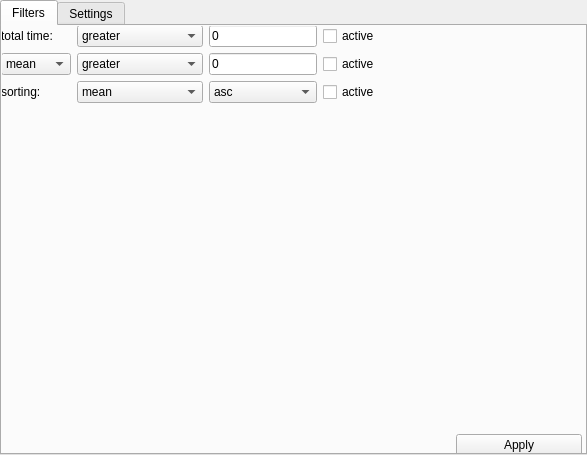
Qt form settings.ui (maxscheurer/pycontact) before a commit.
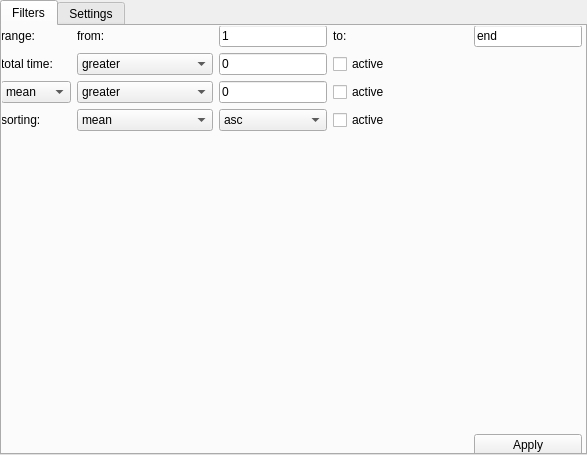
The same form after that commit.

Commit message: display time range of contacts

```diff
--- a/settings.ui
+++ b/settings.ui
@@ -36,7 +36,135 @@
      </sizepolicy>
     </property>
     <layout class="QGridLayout" name="gridLayout">
-     <item row="4" column="4">
+     <item row="4" column="2">
+      <widget class="QComboBox" name="sortingOrderDropdown">
+       <item>
+        <property name="text">
+         <string>asc</string>
+        </property>
+       </item>
+       <item>
+        <property name="text">
+         <string>desc</string>
+        </property>
+       </item>
+      </widget>
+     </item>
+     <item row="4" column="1">
+      <widget class="QComboBox" name="sortingKeyDropdown">
+       <item>
+        <property name="text">
+         <string>mean</string>
+        </property>
+       </item>
+       <item>
+        <property name="text">
+         <string>median</string>
+        </property>
+       </item>
+       <item>
+        <property name="text">
+         <string>bb/sc type</string>
+        </property>
+       </item>
+       <item>
+        <property name="text">
+         <string>total time</string>
+        </property>
+       </item>
+      </widget>
+     </item>
+     <item row="3" column="1">
+      <widget class="QComboBox" name="compareScoreDropdown">
+       <property name="currentText">
+        <string>greater</string>
+       </property>
+       <item>
+        <property name="text">
+         <string>greater</string>
+        </property>
+       </item>
+       <item>
+        <property name="text">
+         <string>smaller</string>
+        </property>
+       </item>
+      </widget>
+     </item>
+     <item row="3" column="3">
+      <widget class="QCheckBox" name="activeScoreCheckbox">
+       <property name="text">
+        <string>active</string>
+       </property>
+      </widget>
+     </item>
+     <item row="4" column="0">
+      <widget class="QLabel" name="sortingLabel">
+       <property name="sizePolicy">
+        <sizepolicy hsizetype="Fixed" vsizetype="Preferred">
+         <horstretch>0</horstretch>
+         <verstretch>0</verstretch>
+        </sizepolicy>
+       </property>
+       <property name="text">
+        <string>sorting:</string>
+       </property>
+      </widget>
+     </item>
+     <item row="4" column="3">
+      <widget class="QCheckBox" name="activeSortingBox">
+       <property name="text">
+        <string>active</string>
+       </property>
+      </widget>
+     </item>
+     <item row="3" column="0">
+      <widget class="QComboBox" name="meanDropdown">
+       <property name="sizePolicy">
+        <sizepolicy hsizetype="Fixed" vsizetype="Fixed">
+         <horstretch>0</horstretch>
+         <verstretch>0</verstretch>
+        </sizepolicy>
+       </property>
+       <item>
+        <property name="text">
+         <string>mean</string>
+        </property>
+       </item>
+       <item>
+        <property name="text">
+         <string>median</string>
+        </property>
+       </item>
+      </widget>
+     </item>
+     <item row="3" column="2">
+      <widget class="QLineEdit" name="scoreField">
+       <property name="sizePolicy">
+        <sizepolicy hsizetype="Fixed" vsizetype="Fixed">
+         <horstretch>0</horstretch>
+         <verstretch>0</verstretch>
+        </sizepolicy>
+       </property>
+       <property name="text">
+        <string>0</string>
+       </property>
+      </widget>
+     </item>
+     <item row="2" column="2">
+      <widget class="QLineEdit" name="totalTimeField">
+       <property name="sizePolicy">
+        <sizepolicy hsizetype="Fixed" vsizetype="Fixed">
+         <horstretch>0</horstretch>
+         <verstretch>0</verstretch>
+        </sizepolicy>
+       </property>
+       <property name="text">
+        <string>0</string>
+       </property>
+      </widget>
+     </item>
+     <item row="7" column="4">
       <widget class="QPushButton" name="applyFilterButton">
        <property name="sizePolicy">
         <sizepolicy hsizetype="Preferred" vsizetype="Preferred">
@@ -49,7 +177,14 @@
        </property>
       </widget>
      </item>
-     <item row="0" column="0">
+     <item row="2" column="3">
+      <widget class="QCheckBox" name="activeTotalTimeCheckbox">
+       <property name="text">
+        <string>active</string>
+       </property>
+      </widget>
+     </item>
+     <item row="2" column="0">
       <widget class="QLabel" name="totalTimeLabel">
        <property name="sizePolicy">
         <sizepolicy hsizetype="Fixed" vsizetype="Preferred">
@@ -62,7 +197,7 @@
        </property>
       </widget>
      </item>
-     <item row="3" column="0" colspan="5">
+     <item row="6" column="0" colspan="5">
       <spacer name="verticalSpacer_2">
        <property name="orientation">
         <enum>Qt::Vertical</enum>
@@ -75,7 +210,7 @@
        </property>
       </spacer>
      </item>
-     <item row="0" column="1">
+     <item row="2" column="1">
       <widget class="QComboBox" name="compareTotalTimeDropdown">
        <property name="currentText">
         <string>greater</string>
@@ -92,8 +227,22 @@
        </item>
       </widget>
      </item>
+     <item row="0" column="0">
+      <widget class="QLabel" name="rangeLabel">
+       <property name="text">
+        <string>range:</string>
+       </property>
+      </widget>
+     </item>
+     <item row="0" column="1">
+      <widget class="QLabel" name="fromRangeLabel">
+       <property name="text">
+        <string>from:</string>
+       </property>
+      </widget>
+     </item>
      <item row="0" column="2">
-      <widget class="QLineEdit" name="totalTimeField">
+      <widget class="QLineEdit" name="lowerRangeField">
        <property name="sizePolicy">
         <sizepolicy hsizetype="Fixed" vsizetype="Fixed">
          <horstretch>0</horstretch>
@@ -101,19 +250,19 @@
         </sizepolicy>
        </property>
        <property name="text">
-        <string>0</string>
+        <string>1</string>
        </property>
       </widget>
      </item>
      <item row="0" column="3">
-      <widget class="QCheckBox" name="activeTotalTimeCheckbox">
+      <widget class="QLabel" name="toRangeLabel">
        <property name="text">
-        <string>active</string>
+        <string>to:</string>
        </property>
       </widget>
      </item>
-     <item row="1" column="2">
-      <widget class="QLineEdit" name="scoreField">
+     <item row="0" column="4">
+      <widget class="QLineEdit" name="upperRangeField">
        <property name="sizePolicy">
         <sizepolicy hsizetype="Fixed" vsizetype="Fixed">
          <horstretch>0</horstretch>
@@ -121,109 +270,7 @@
         </sizepolicy>
        </property>
        <property name="text">
-        <string>0</string>
-       </property>
-      </widget>
-     </item>
-     <item row="1" column="1">
-      <widget class="QComboBox" name="compareScoreDropdown">
-       <property name="currentText">
-        <string>greater</string>
-       </property>
-       <item>
-        <property name="text">
-         <string>greater</string>
-        </property>
-       </item>
-       <item>
-        <property name="text">
-         <string>smaller</string>
-        </property>
-       </item>
-      </widget>
-     </item>
-     <item row="1" column="3">
-      <widget class="QCheckBox" name="activeScoreCheckbox">
-       <property name="text">
-        <string>active</string>
-       </property>
-      </widget>
-     </item>
-     <item row="1" column="0">
-      <widget class="QComboBox" name="meanDropdown">
-       <property name="sizePolicy">
-        <sizepolicy hsizetype="Fixed" vsizetype="Fixed">
-         <horstretch>0</horstretch>
-         <verstretch>0</verstretch>
-        </sizepolicy>
-       </property>
-       <item>
-        <property name="text">
-         <string>mean</string>
-        </property>
-       </item>
-       <item>
-        <property name="text">
-         <string>median</string>
-        </property>
-       </item>
-      </widget>
-     </item>
-     <item row="2" column="1">
-      <widget class="QComboBox" name="sortingKeyDropdown">
-       <item>
-        <property name="text">
-         <string>mean</string>
-        </property>
-       </item>
-       <item>
-        <property name="text">
-         <string>median</string>
-        </property>
-       </item>
-       <item>
-        <property name="text">
-         <string>bb/sc type</string>
-        </property>
-       </item>
-       <item>
-        <property name="text">
-         <string>total time</string>
-        </property>
-       </item>
-      </widget>
-     </item>
-     <item row="2" column="2">
-      <widget class="QComboBox" name="sortingOrderDropdown">
-       <item>
-        <property name="text">
-         <string>asc</string>
-        </property>
-       </item>
-       <item>
-        <property name="text">
-         <string>desc</string>
-        </property>
-       </item>
-      </widget>
-     </item>
-     <item row="2" column="3">
-      <widget class="QCheckBox" name="activeSortingBox">
-       <property name="text">
-        <string>active</string>
-       </property>
-      </widget>
-     </item>
-     <item row="2" column="0">
-      <widget class="QLabel" name="sortingLabel">
-       <property name="sizePolicy">
-        <sizepolicy hsizetype="Fixed" vsizetype="Preferred">
-         <horstretch>0</horstretch>
-         <verstretch>0</verstretch>
-        </sizepolicy>
-       </property>
-       <property name="text">
-        <string>sorting:</string>
+        <string>end</string>
        </property>
       </widget>
      </item>
```
The commit also changes 3 other files.
